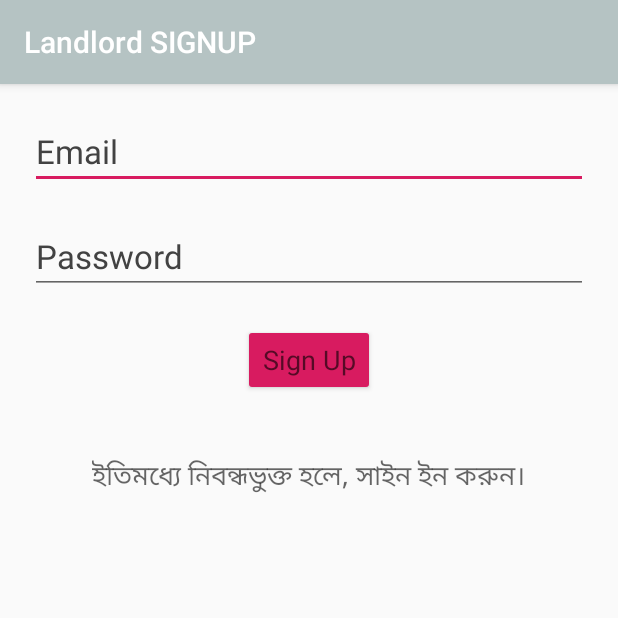
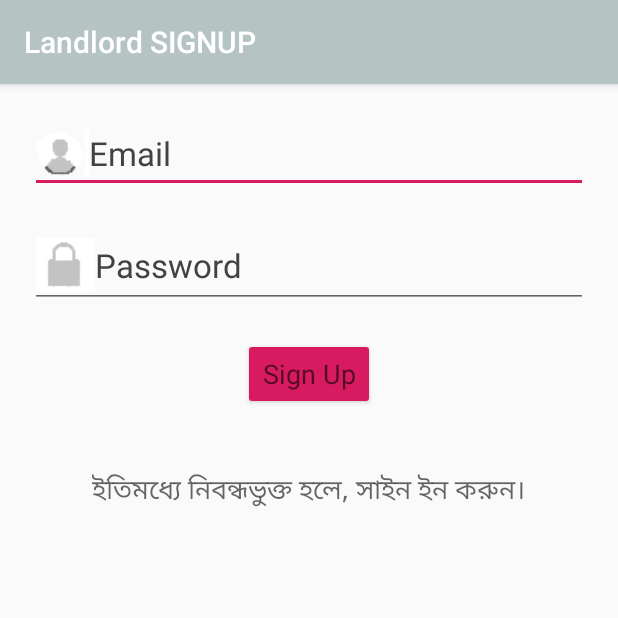
Before and after one commit to AbdullahAlMehediHira/Rento, an Android app: the SignUpLandlord screen opened directly, with no data from a screen before it, on a phone screen of 412 x 824 dp, the top half of it. Run offline under Robolectric (Android 15) with nearby library versions, the phone set to English and light mode, and no system bars; our stand-ins replace Firebase (no records; nobody signed in at launch, a user with empty details on screens opened directly).

Commit message:
few changes
some icons added

```diff
--- a/app/src/main/res/layout/activity_sign_in_landlord.xml
+++ b/app/src/main/res/layout/activity_sign_in_landlord.xml
@@ -13,6 +13,7 @@
         android:layout_width="match_parent"
         android:layout_height="wrap_content"
         android:layout_gravity="center"
+        android:drawableLeft="@drawable/username"
         android:hint="Email"
         android:inputType="textEmailAddress"
         android:textAppearance="@style/TextAppearance.AppCompat.Large"
@@ -25,6 +26,7 @@
         android:layout_height="wrap_content"
         android:layout_gravity="center"
         android:layout_marginTop="20dp"
+        android:drawableLeft="@drawable/password"
         android:hint="Password"
         android:inputType="textPassword"
         android:textAppearance="@style/TextAppearance.AppCompat.Large"
--- a/app/src/main/res/layout/activity_sign_in_tenant.xml
+++ b/app/src/main/res/layout/activity_sign_in_tenant.xml
@@ -13,6 +13,7 @@
         android:layout_height="wrap_content"
         android:id="@+id/SignInTenantTextId"
         android:layout_gravity="center"
+        android:drawableLeft="@drawable/username"
         android:inputType="textEmailAddress"
         android:textAppearance="@style/TextAppearance.AppCompat.Large"
         android:hint="Email"
@@ -23,6 +24,7 @@
         android:id="@+id/SignInTenantPasswordId"
         android:layout_marginTop="20dp"
         android:layout_width="match_parent"
+        android:drawableLeft="@drawable/password"
         android:layout_height="wrap_content"
         android:layout_gravity="center"
         android:hint="Password"
--- a/app/src/main/res/layout/activity_sign_up_landlord.xml
+++ b/app/src/main/res/layout/activity_sign_up_landlord.xml
@@ -12,6 +12,7 @@
         android:layout_width="match_parent"
         android:layout_height="wrap_content"
         android:id="@+id/SignUpLandlordTextId"
+        android:drawableLeft="@drawable/username"
         android:layout_gravity="center"
         android:inputType="textEmailAddress"
         android:textAppearance="@style/TextAppearance.AppCompat.Large"
@@ -22,6 +23,7 @@
     <EditText
         android:id="@+id/SignUpLandlordPasswordId"
         android:layout_width="match_parent"
+        android:drawableLeft="@drawable/password"
         android:layout_height="wrap_content"
         android:layout_gravity="center"
         android:layout_marginTop="20dp"
--- a/app/src/main/res/layout/activity_sign_up_tenant.xml
+++ b/app/src/main/res/layout/activity_sign_up_tenant.xml
@@ -13,6 +13,7 @@
         android:layout_height="wrap_content"
         android:id="@+id/SignUpTenantTextId"
         android:layout_gravity="center"
+        android:drawableLeft="@drawable/username"
         android:inputType="textEmailAddress"
         android:textAppearance="@style/TextAppearance.AppCompat.Large"
         android:hint="Email"
@@ -25,6 +26,7 @@
         android:layout_height="wrap_content"
         android:layout_gravity="center"
         android:layout_marginTop="20dp"
+        android:drawableLeft="@drawable/password"
         android:hint="Password"
         android:inputType="textPassword"
         android:textAppearance="@style/TextAppearance.AppCompat.Large"
```
Also changed, not shown: app/src/main/res/drawable/password.png (added), app/src/main/res/drawable/username.png (added), 1 other file.
